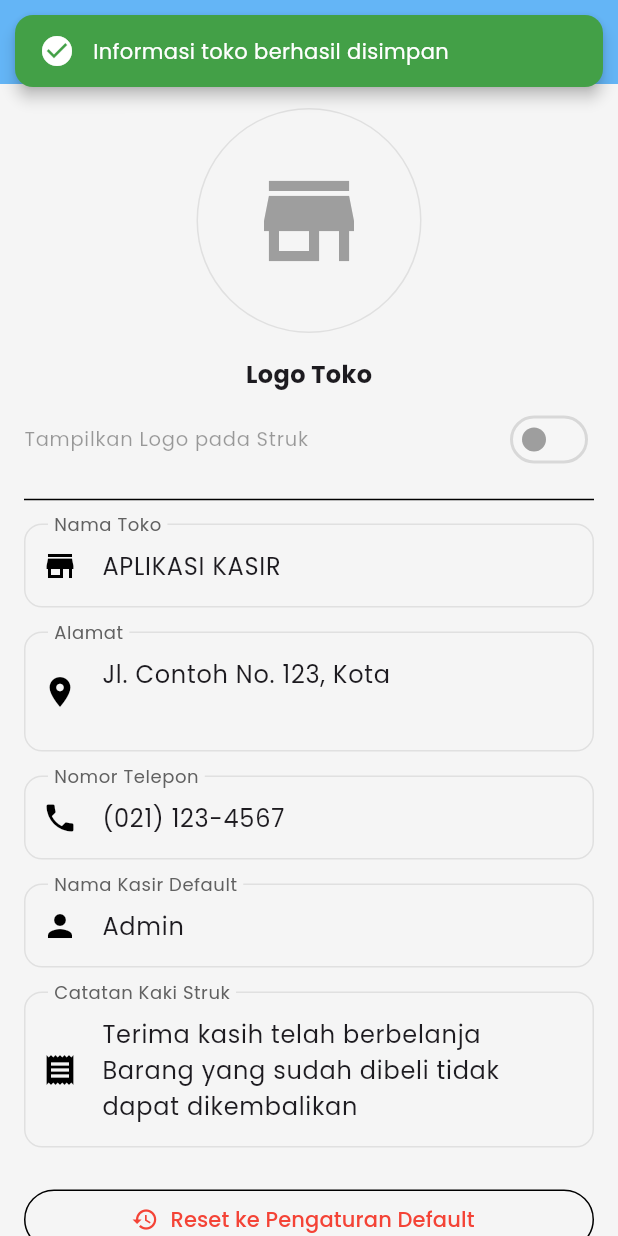
After one commit to Ridzz05/aplikasi-kasir-sederhana, a Flutter app: the StoreSettingsScreen screen opened directly, after a tap on "Simpan", on a phone screen of 412 x 824 dp. The commit adds this screen. Run offline on Flutter 3.47's test engine with Material 3 defaults, Android fonts, the phone set to English and light mode, and no system bars; our stand-ins replace fl_chart, flutter_animate, flutter_slidable, flutter_staggered_animations, google_fonts, image_picker and 3 more; accounts and stored records are empty.

Commit message:
update: update kan dulu le

```diff
--- /dev/null
+++ b/lib/models/store_info.dart
@@ -0,0 +1,88 @@
+import 'dart:convert';
+import 'package:flutter/foundation.dart';
+
+class StoreInfo {
+  final String storeName;
+  final String address;
+  final String phone;
+  final String cashierName;
+  final String? logoPath;
+  final bool showLogo;
+  final String? receiptFooter;
+
+  StoreInfo({
+    required this.storeName,
+    required this.address,
+    required this.phone,
+    required this.cashierName,
+    this.logoPath,
+    this.showLogo = false,
+    this.receiptFooter,
+  });
+
+  // Constructors to create default store info
+  factory StoreInfo.defaultInfo() {
+    return StoreInfo(
+      storeName: 'APLIKASI KASIR',
+      address: 'Jl. Contoh No. 123, Kota',
+      phone: '(021) 123-4567',
+      cashierName: 'Admin',
+      receiptFooter:
+          'Terima kasih telah berbelanja\nBarang yang sudah dibeli tidak dapat dikembalikan',
+    );
+  }
+
+  // Convert to Map for storage
+  Map<String, dynamic> toMap() {
+    return {
+      'storeName': storeName,
+      'address': address,
+      'phone': phone,
+      'cashierName': cashierName,
+      'logoPath': logoPath,
+      'showLogo': showLogo,
+      'receiptFooter': receiptFooter,
+    };
+  }
+
+  // Create StoreInfo from map
+  factory StoreInfo.fromMap(Map<String, dynamic> map) {
+    return StoreInfo(
+      storeName: map['storeName'] ?? '',
+      address: map['address'] ?? '',
+      phone: map['phone'] ?? '',
+      cashierName: map['cashierName'] ?? '',
+      logoPath: map['logoPath'],
+      showLogo: map['showLogo'] ?? false,
+      receiptFooter: map['receiptFooter'],
+    );
+  }
+
+  // Serialize to JSON string
+  String toJson() => json.encode(toMap());
+
+  // Create from JSON string
+  factory StoreInfo.fromJson(String source) =>
+      StoreInfo.fromMap(json.decode(source));
+
+  // Copy with new values
+  StoreInfo copyWith({
+    String? storeName,
+    String? address,
+    String? phone,
+    String? cashierName,
+    String? logoPath,
+    bool? showLogo,
+    String? receiptFooter,
+  }) {
+    return StoreInfo(
+      storeName: storeName ?? this.storeName,
+      address: address ?? this.address,
+      phone: phone ?? this.phone,
+      cashierName: cashierName ?? this.cashierName,
+      logoPath: logoPath ?? this.logoPath,
+      showLogo: showLogo ?? this.showLogo,
+      receiptFooter: receiptFooter ?? this.receiptFooter,
+    );
+  }
+}
--- /dev/null
+++ b/lib/providers/store_info_provider.dart
@@ -0,0 +1,75 @@
+import 'package:flutter/foundation.dart';
+import 'package:shared_preferences/shared_preferences.dart';
+import '../models/store_info.dart';
+
+class StoreInfoProvider with ChangeNotifier {
+  static const String _prefKey = 'store_info';
+  StoreInfo _storeInfo = StoreInfo.defaultInfo();
+
+  StoreInfo get storeInfo => _storeInfo;
+
+  // Initialize provider with stored data
+  Future<void> initializeStoreInfo() async {
+    try {
+      final prefs = await SharedPreferences.getInstance();
+      final storedInfo = prefs.getString(_prefKey);
+
+      if (storedInfo != null) {
+        _storeInfo = StoreInfo.fromJson(storedInfo);
+      } else {
+        // If no stored info, use default
+        _storeInfo = StoreInfo.defaultInfo();
+        // Save default info
+        await saveStoreInfo(_storeInfo);
+      }
+
+      notifyListeners();
+    } catch (e) {
+      print('Error initializing store info: $e');
+      // In case of error, use default info
+      _storeInfo = StoreInfo.defaultInfo();
+      notifyListeners();
+    }
+  }
+
+  // Update store information
+  Future<void> updateStoreInfo({
+    String? storeName,
+    String? address,
+    String? phone,
+    String? cashierName,
+    String? logoPath,
+    bool? showLogo,
+    String? receiptFooter,
+  }) async {
+    _storeInfo = _storeInfo.copyWith(
+      storeName: storeName,
+      address: address,
+      phone: phone,
+      cashierName: cashierName,
+      logoPath: logoPath,
+      showLogo: showLogo,
+      receiptFooter: receiptFooter,
+    );
+
+    await saveStoreInfo(_storeInfo);
+    notifyListeners();
+  }
+
+  // Save store info to persistent storage
+  Future<void> saveStoreInfo(StoreInfo storeInfo) async {
+    try {
+      final prefs = await SharedPreferences.getInstance();
+      await prefs.setString(_prefKey, storeInfo.toJson());
+    } catch (e) {
+      print('Error saving store info: $e');
+    }
+  }
+
+  // Reset to default store info
+  Future<void> resetToDefault() async {
+    _storeInfo = StoreInfo.defaultInfo();
+    await saveStoreInfo(_storeInfo);
+    notifyListeners();
+  }
+}
--- /dev/null
+++ b/lib/screens/store_settings_screen.dart
@@ -0,0 +1,365 @@
+import 'dart:io';
+import 'package:flutter/material.dart';
+import 'package:provider/provider.dart';
+import 'package:image_picker/image_picker.dart';
+import '../models/store_info.dart';
+import '../providers/store_info_provider.dart';
+import '../widgets/custom_notification.dart';
+
+class StoreSettingsScreen extends StatefulWidget {
+  const StoreSettingsScreen({Key? key}) : super(key: key);
+
+  @override
+  _StoreSettingsScreenState createState() => _StoreSettingsScreenState();
+}
+
+class _StoreSettingsScreenState extends State<StoreSettingsScreen> {
+  final _formKey = GlobalKey<FormState>();
+  final _storeNameController = TextEditingController();
+  final _addressController = TextEditingController();
+  final _phoneController = TextEditingController();
+  final _cashierNameController = TextEditingController();
+  final _receiptFooterController = TextEditingController();
+  bool _isLoading = false;
+  bool _showLogo = false;
+  String? _logoPath;
+
+  @override
+  void initState() {
+    super.initState();
+    _loadStoreInfo();
+  }
+
+  @override
+  void dispose() {
+    _storeNameController.dispose();
+    _addressController.dispose();
+    _phoneController.dispose();
+    _cashierNameController.dispose();
+    _receiptFooterController.dispose();
+    super.dispose();
+  }
+
+  // Load existing store info
+  void _loadStoreInfo() {
+    final storeInfo =
+        Provider.of<StoreInfoProvider>(context, listen: false).storeInfo;
+    _storeNameController.text = storeInfo.storeName;
+    _addressController.text = storeInfo.address;
+    _phoneController.text = storeInfo.phone;
+    _cashierNameController.text = storeInfo.cashierName;
+    _receiptFooterController.text = storeInfo.receiptFooter ?? '';
+    setState(() {
+      _showLogo = storeInfo.showLogo;
+      _logoPath = storeInfo.logoPath;
+    });
+  }
+
+  // Save store info
+  Future<void> _saveStoreInfo() async {
+    if (!_formKey.currentState!.validate()) return;
+
+    setState(() {
+      _isLoading = true;
+    });
+
+    try {
+      final storeProvider = Provider.of<StoreInfoProvider>(
+        context,
+        listen: false,
+      );
+
+      await storeProvider.updateStoreInfo(
+        storeName: _storeNameController.text,
+        address: _addressController.text,
+        phone: _phoneController.text,
+        cashierName: _cashierNameController.text,
+        logoPath: _logoPath,
+        showLogo: _showLogo,
+        receiptFooter:
+            _receiptFooterController.text.isNotEmpty
+                ? _receiptFooterController.text
+                : null,
+      );
+
+      if (mounted) {
+        showCustomNotification(
+          context: context,
+          message: 'Informasi toko berhasil disimpan',
+          type: NotificationType.success,
+        );
+      }
+    } catch (e) {
+      if (mounted) {
+        showCustomNotification(
+          context: context,
+          message: 'Gagal menyimpan informasi toko: ${e.toString()}',
+          type: NotificationType.error,
+        );
+      }
+    } finally {
+      if (mounted) {
+        setState(() {
+          _isLoading = false;
+        });
+      }
+    }
+  }
+
+  // Pick logo image
+  Future<void> _pickImage() async {
+    try {
+      final ImagePicker picker = ImagePicker();
+      final XFile? image = await picker.pickImage(
+        source: ImageSource.gallery,
+        maxWidth: 800,
+        maxHeight: 800,
+        imageQuality: 85,
+      );
+
+      if (image != null) {
+        setState(() {
+          _logoPath = image.path;
+          _showLogo = true;
+        });
+      }
+    } catch (e) {
+      showCustomNotification(
+        context: context,
+        message: 'Gagal memilih gambar: ${e.toString()}',
+        type: NotificationType.error,
+      );
+    }
+  }
+
+  @override
+  Widget build(BuildContext context) {
+    return Scaffold(
+      appBar: AppBar(
+        title: const Text('Pengaturan Toko'),
+        actions: [
+          TextButton.icon(
+            onPressed: _saveStoreInfo,
+            icon: const Icon(Icons.save, color: Colors.white),
+            label: const Text('Simpan', style: TextStyle(color: Colors.white)),
+          ),
+        ],
+      ),
+      body:
+          _isLoading
+              ? const Center(child: CircularProgressIndicator())
+              : Form(
+                key: _formKey,
+                child: ListView(
+                  padding: const EdgeInsets.all(16.0),
+                  children: [
+                    // Store Logo
+                    Center(
+                      child: Column(
+                        children: [
+                          InkWell(
+                            onTap: _pickImage,
+                            borderRadius: BorderRadius.circular(75),
+                            child: Container(
+                              width: 150,
+                              height: 150,
+                              decoration: BoxDecoration(
+                                border: Border.all(
+                                  color: Colors.grey.shade300,
+                                  width: 1,
+                                ),
+                                borderRadius: BorderRadius.circular(75),
+                              ),
+                              child: ClipRRect(
+                                borderRadius: BorderRadius.circular(75),
+                                child:
+                                    _logoPath != null
+                                        ? Image.file(
+                                          File(_logoPath!),
+                                          fit: BoxFit.cover,
+                                          errorBuilder:
+                                              (_, __, ___) => const Icon(
+                                                Icons.store,
+                                                size: 80,
+                                                color: Colors.grey,
+                                              ),
+                                        )
+                                        : const Icon(
+                                          Icons.store,
+                                          size: 80,
+                                          color: Colors.grey,
+                                        ),
+                              ),
+                            ),
+                          ),
+                          const SizedBox(height: 16),
+                          const Text(
+                            'Logo Toko',
+                            style: TextStyle(
+                              fontWeight: FontWeight.bold,
+                              fontSize: 16,
+                            ),
+                          ),
+                          const SizedBox(height: 8),
+                          SwitchListTile(
+                            title: const Text('Tampilkan Logo pada Struk'),
+                            value: _showLogo,
+                            onChanged:
+                                _logoPath != null
+                                    ? (value) {
+                                      setState(() {
+                                        _showLogo = value;
+                                      });
+                                    }
+                                    : null,
+                            contentPadding: EdgeInsets.zero,
+                            dense: true,
+                          ),
+                        ],
+                      ),
+                    ),
+
+                    const Divider(height: 32),
+
+                    // Store Name Field
+                    TextFormField(
+                      controller: _storeNameController,
+                      decoration: const InputDecoration(
+                        labelText: 'Nama Toko',
+                        hintText: 'Masukkan nama toko',
+                        prefixIcon: Icon(Icons.store),
+                      ),
+                      validator: (value) {
+                        if (value == null || value.isEmpty) {
+                          return 'Nama toko tidak boleh kosong';
+                        }
+                        return null;
+                      },
+                      textCapitalization: TextCapitalization.words,
+                    ),
+                    const SizedBox(height: 16),
+
+                    // Address Field
+                    TextFormField(
+                      controller: _addressController,
+                      decoration: const InputDecoration(
+                        labelText: 'Alamat',
+                        hintText: 'Masukkan alamat toko',
+                        prefixIcon: Icon(Icons.location_on),
+                      ),
+                      validator: (value) {
+                        if (value == null || value.isEmpty) {
+                          return 'Alamat tidak boleh kosong';
+                        }
+                        return null;
+                      },
+                      maxLines: 2,
+                      textCapitalization: TextCapitalization.sentences,
+                    ),
+                    const SizedBox(height: 16),
+
+                    // Phone Field
+                    TextFormField(
+                      controller: _phoneController,
+                      decoration: const InputDecoration(
+                        labelText: 'Nomor Telepon',
+                        hintText: 'Masukkan nomor telepon',
+                        prefixIcon: Icon(Icons.phone),
+                      ),
+                      validator: (value) {
+                        if (value == null || value.isEmpty) {
+                          return 'Nomor telepon tidak boleh kosong';
+                        }
+                        return null;
+                      },
+                      keyboardType: TextInputType.phone,
+                    ),
+                    const SizedBox(height: 16),
+
+                    // Cashier Name Field
+                    TextFormField(
+                      controller: _cashierNameController,
+                      decoration: const InputDecoration(
+                        labelText: 'Nama Kasir Default',
+                        hintText: 'Masukkan nama kasir default',
+                        prefixIcon: Icon(Icons.person),
+                      ),
+                      validator: (value) {
+                        if (value == null || value.isEmpty) {
+                          return 'Nama kasir tidak boleh kosong';
+                        }
+                        return null;
+                      },
+                      textCapitalization: TextCapitalization.words,
+                    ),
+                    const SizedBox(height: 16),
+
+                    // Receipt Footer Field
+                    TextFormField(
+                      controller: _receiptFooterController,
+                      decoration: const InputDecoration(
+                        labelText: 'Catatan Kaki Struk',
+                        hintText: 'Masukkan catatan untuk struk (opsional)',
+                        prefixIcon: Icon(Icons.receipt),
+                      ),
+                      maxLines: 3,
+                    ),
+                    const SizedBox(height: 24),
+
+                    // Reset to Default Button
+                    OutlinedButton.icon(
+                      onPressed: () {
+                        _showResetConfirmation();
+                      },
+                      icon: const Icon(Icons.restore),
+                      label: const Text('Reset ke Pengaturan Default'),
+                      style: OutlinedButton.styleFrom(
+                        foregroundColor: Colors.red,
+                      ),
+                    ),
+                  ],
+                ),
+              ),
+    );
+  }
+
+  void _showResetConfirmation() {
+    showDialog(
+      context: context,
+      builder:
+          (context) => AlertDialog(
+            title: const Text('Reset Pengaturan'),
+            content: const Text(
+              'Ini akan mengembalikan semua pengaturan toko ke kondisi awal. Yakin ingin melanjutkan?',
+            ),
+            actions: [
+              TextButton(
+                onPressed: () => Navigator.pop(context),
+                child: const Text('Batal'),
+              ),
+              TextButton(
+                onPressed: () async {
+                  Navigator.pop(context);
+                  final storeProvider = Provider.of<StoreInfoProvider>(
+                    context,
+                    listen: false,
+                  );
+                  await storeProvider.resetToDefault();
+                  _loadStoreInfo();
+
+                  if (mounted) {
+                    showCustomNotification(
+                      context: context,
+                      message: 'Pengaturan toko telah direset',
+                      type: NotificationType.success,
+                    );
+                  }
+                },
+                style: TextButton.styleFrom(foregroundColor: Colors.red),
+                child: const Text('Reset'),
+              ),
+            ],
+          ),
+    );
+  }
+}
--- a/pubspec.yaml
+++ b/pubspec.yaml
@@ -47,6 +47,7 @@ dependencies:
   flutter_staggered_animations: ^1.1.1
   image_picker: ^1.1.2
   image: ^4.3.0
+  shared_preferences: ^2.2.2
 
 dev_dependencies:
   flutter_test:
```
Also changed, not shown: lib/main.dart (+45 -2 lines), lib/screens/pos_screen.dart (+59 -22 lines), pubspec.lock, 1 other file.
